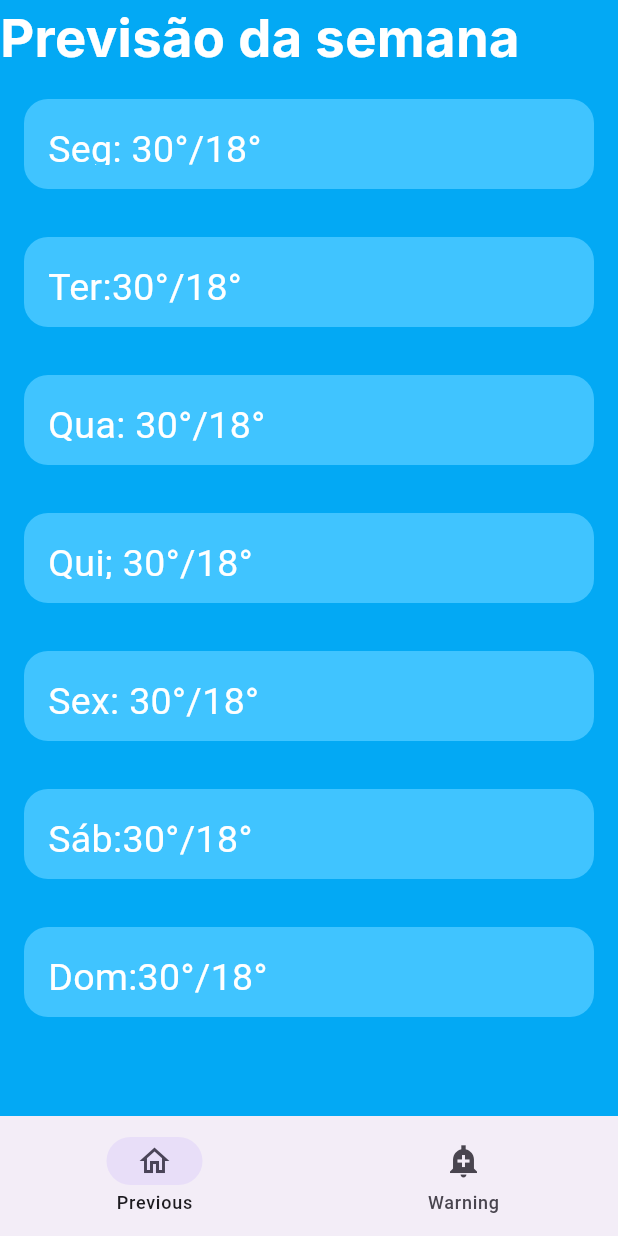
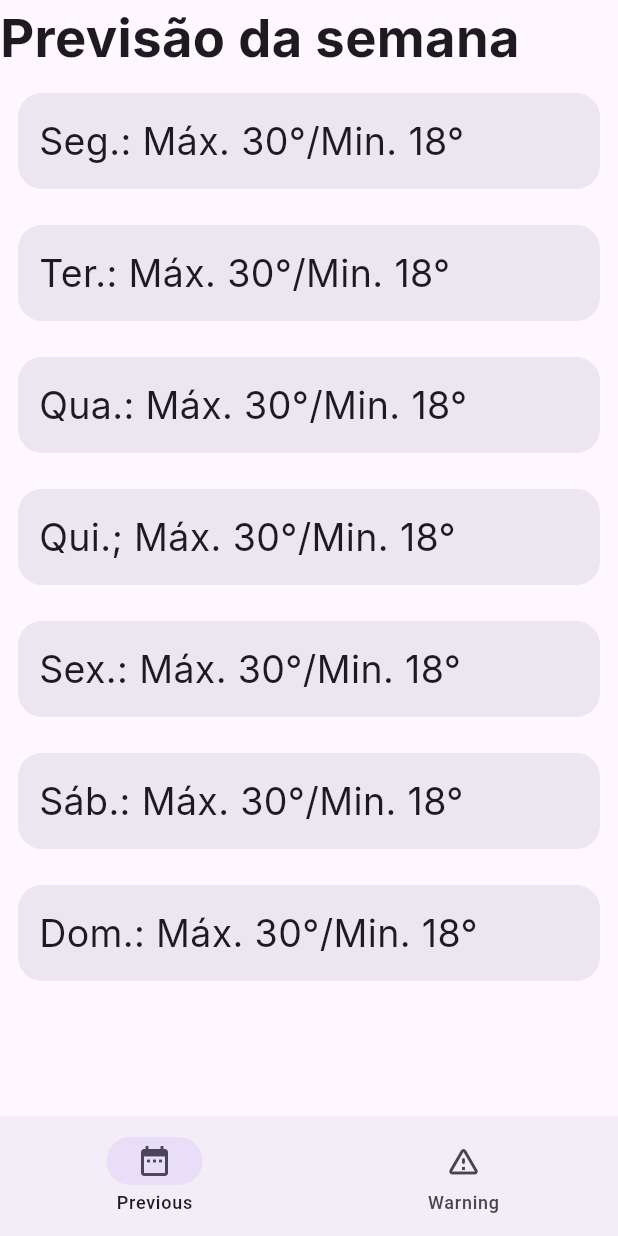
Before and after one commit to Math-Soares/projeto-final-913, a Flutter app: the screen it shows after launch, on a phone screen of 412 x 824 dp. Run offline on Flutter 3.47's test engine with Material 3 defaults, Android fonts, the phone set to English and light mode, and no system bars; our stand-ins replace google_fonts.

Commit message:
second commit

```diff
--- a/lib/main.dart
+++ b/lib/main.dart
@@ -2,20 +2,18 @@ import 'package:flutter/material.dart';
 import 'package:primeiroaplicativo/weekprevious_page.dart';
 import 'package:primeiroaplicativo/wheaterwarning_page.dart';
 
-import 'home_page.dart';
-
 void main() {
-  runApp(const mainApp());
+  runApp(const MainApp());
 }
 
-class mainApp extends StatefulWidget {
-  const mainApp({super.key});
+class MainApp extends StatefulWidget {
+  const MainApp({super.key});
 
   @override
-  State<mainApp> createState() => _mainAppState();
+  State<MainApp> createState() => _MainAppState();
 }
 
-class _mainAppState extends State<mainApp> {
+class _MainAppState extends State<MainApp> {
   int _selectedIndex = 0;
 
   @override
@@ -31,21 +29,18 @@ class _mainAppState extends State<mainApp> {
           },
           destinations: [
             NavigationDestination(
-              icon: Icon(Icons.access_alarms_sharp),
-              selectedIcon: Icon(Icons.home_outlined),
+              icon: Icon(Icons.date_range_outlined),
+              selectedIcon: Icon(Icons.date_range),
               label: 'Previous',
             ),
             NavigationDestination(
-              icon: Icon(Icons.add_alert_sharp),
-              selectedIcon: Icon(Icons.search_outlined),
+              icon: Icon(Icons.warning_amber_rounded),
+              selectedIcon: Icon(Icons.warning_amber_rounded),
               label: 'Warning',
-            )
+            ),
           ],
         ),
-        body: <Widget>[
-          WeekpreviousPage(),
-          //WheaterwarningPage()
-        ][_selectedIndex],
+        body: <Widget>[WeekpreviousPage(), StormWarningPage()][_selectedIndex],
       ),
     );
   }
--- a/lib/weekprevious_page.dart
+++ b/lib/weekprevious_page.dart
@@ -1,5 +1,5 @@
 import 'package:flutter/material.dart';
-import 'package:google_fonts/google_fonts.dart';
+import "package:google_fonts/google_fonts.dart";
 
 class WeekpreviousPage extends StatefulWidget {
   const WeekpreviousPage({super.key});
@@ -13,7 +13,6 @@ class _WeekpreviousPageState extends State<WeekpreviousPage> {
   Widget build(BuildContext context) {
     return SafeArea(
       child: Scaffold(
-        backgroundColor: Colors.lightBlue,
         body: ListView(
           children: [
             Text(
@@ -21,56 +20,32 @@ class _WeekpreviousPageState extends State<WeekpreviousPage> {
               style: GoogleFonts.inter(
                 fontSize: 35,
                 fontWeight: FontWeight.w700,
-                color: Colors.white
               ),
             ),
-            buildContainer(
-              'Seg: 30°/18°',
-              Colors.lightBlueAccent,
-            ),
-            buildContainer(
-              'Ter:30°/18°',
-              Colors.lightBlueAccent,
-            ),
-            buildContainer(
-              'Qua: 30°/18° ',
-              Colors.lightBlueAccent,
-            ),
-            buildContainer(
-              'Qui; 30°/18°',
-              Colors.lightBlueAccent,
-            ),
-            buildContainer(
-              'Sex: 30°/18°',
-              Colors.lightBlueAccent,
-            ),
-            buildContainer(
-              'Sáb:30°/18°',
-              Colors.lightBlueAccent,
-            ),
-            buildContainer(
-              'Dom:30°/18°',
-              Colors.lightBlueAccent,
-            ),
-
-        ],
+            _buildContainer('Seg.: Máx. 30°/Min. 18°'),
+            _buildContainer('Ter.: Máx. 30°/Min. 18°'),
+            _buildContainer('Qua.: Máx. 30°/Min. 18°'),
+            _buildContainer('Qui.; Máx. 30°/Min. 18°'),
+            _buildContainer('Sex.: Máx. 30°/Min. 18°'),
+            _buildContainer('Sáb.: Máx. 30°/Min. 18°'),
+            _buildContainer('Dom.: Máx. 30°/Min. 18°'),
+          ],
+        ),
       ),
-    ),
     );
   }
 
-  buildContainer(String text, color) {
+  Widget _buildContainer(String text) {
+    final colorScheme = Theme.of(context).colorScheme;
+
     return Container(
       decoration: BoxDecoration(
-        color: color,
         borderRadius: BorderRadius.circular(16),
+        color: colorScheme.surfaceContainerHigh,
       ),
-      margin: EdgeInsets.all(16),
-      padding: EdgeInsets.all(16),
-      width: 80,
-      height: 60,
-
-      child: Text(text, style: TextStyle(fontSize: 25, color: Colors.white)),
+      margin: EdgeInsets.all(12),
+      padding: EdgeInsets.all(14),
+      child: Text(text, style: GoogleFonts.inter(fontSize: 25)),
     );
   }
 }
```
Also changed, not shown: lib/home_page.dart (deleted, +0 -15 lines), lib/wheaterwarning_page.dart (+77 -10 lines).
